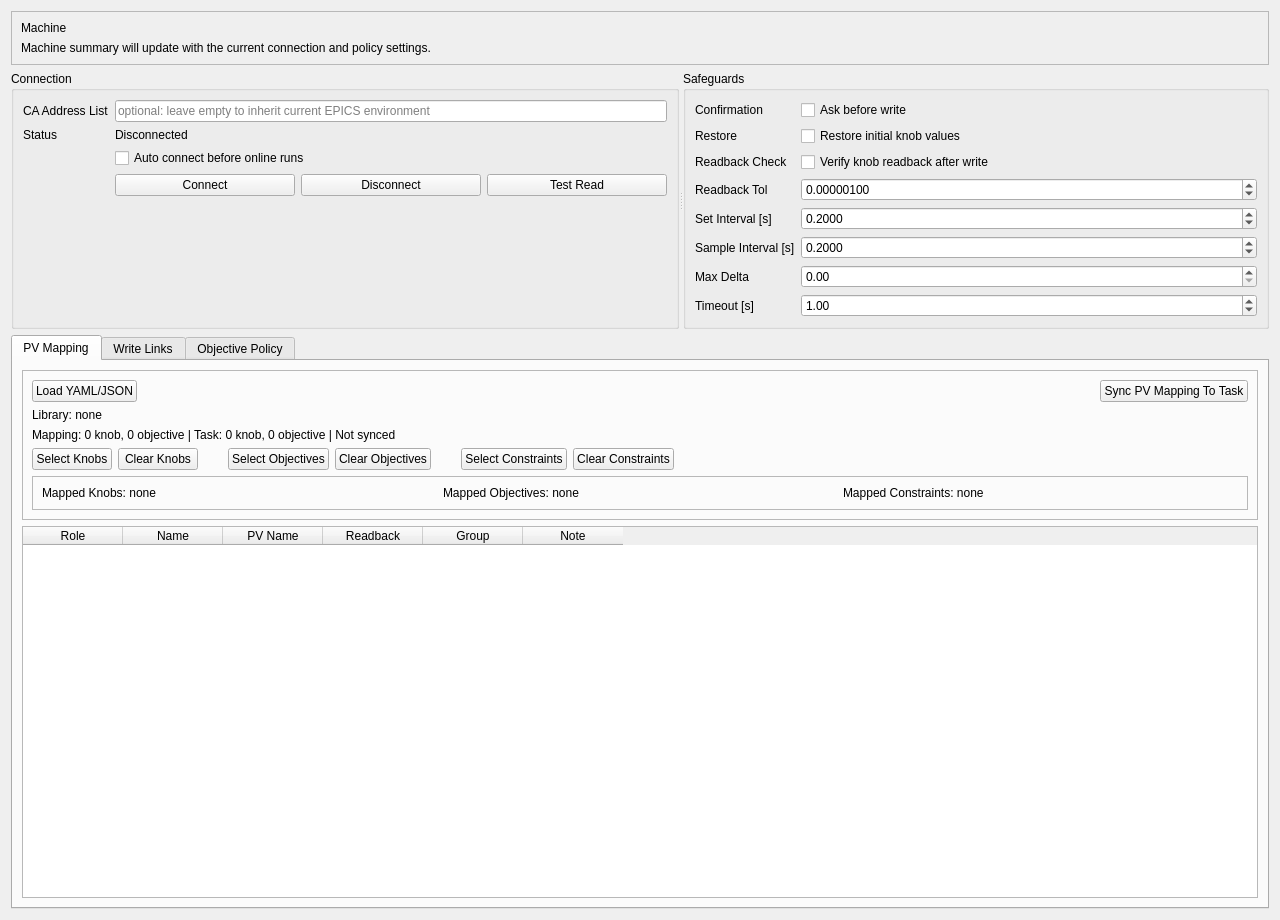
The window that src/gotacc/gui/ui/page_machine.ui (ustc-zhr/GOTAcc) describes before a commit, drawn with Qt 5.
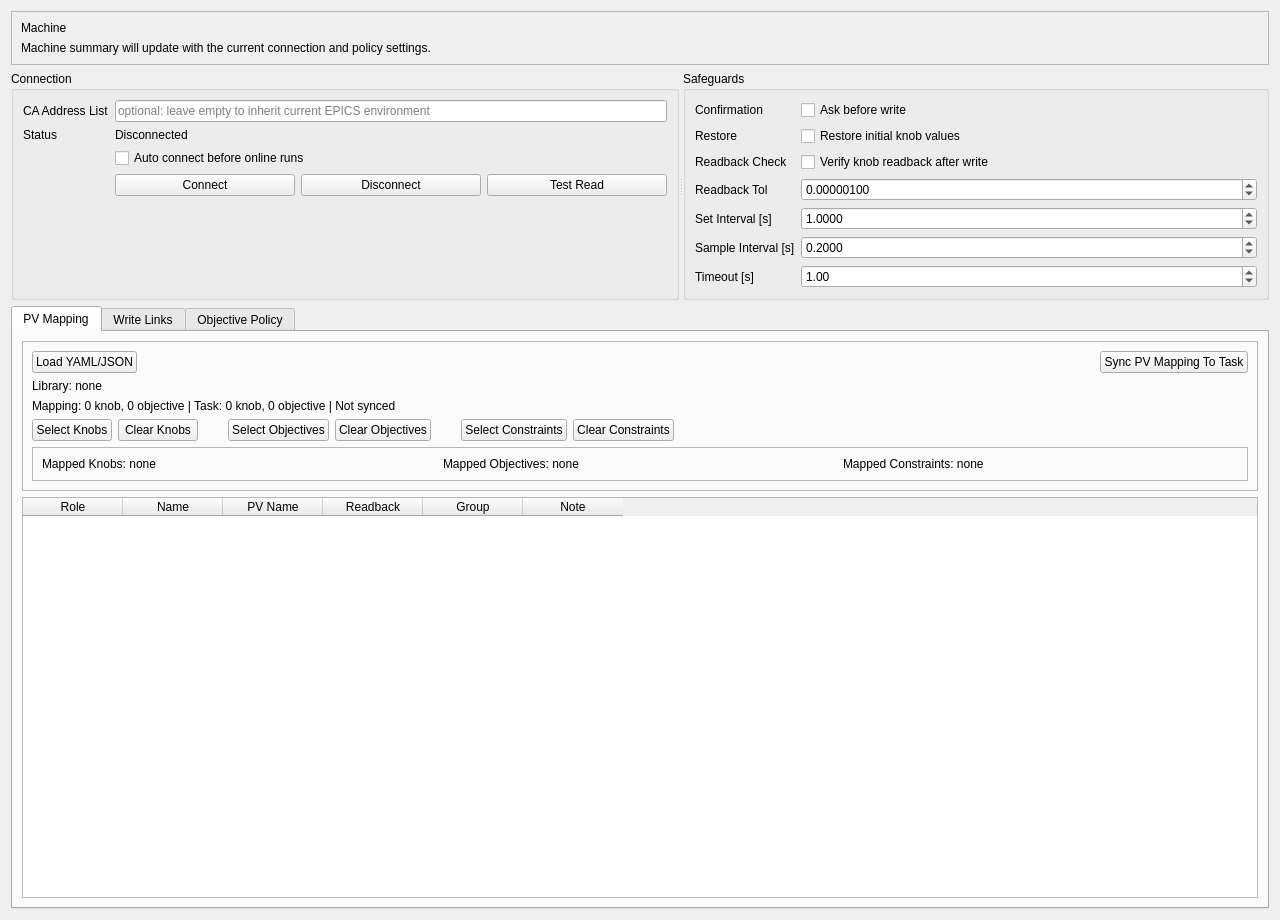
The same window after the commit.

Patch:
```diff
--- a/src/gotacc/gui/ui/page_machine.ui
+++ b/src/gotacc/gui/ui/page_machine.ui
@@ -73,11 +73,9 @@
          <item row="3" column="0"><widget class="QLabel" name="label_readbackTol"><property name="text"><string>Readback Tol</string></property></widget></item>
          <item row="3" column="1"><widget class="QDoubleSpinBox" name="doubleSpinBox_readbackTol"><property name="decimals"><number>8</number></property><property name="minimum"><double>0.000000000000000</double></property><property name="maximum"><double>999999999.000000000000000</double></property><property name="singleStep"><double>0.000001000000000</double></property><property name="value"><double>0.000001000000000</double></property></widget></item>
          <item row="4" column="0"><widget class="QLabel" name="label_setInterval"><property name="text"><string>Set Interval [s]</string></property></widget></item>
-         <item row="4" column="1"><widget class="QDoubleSpinBox" name="doubleSpinBox_setInterval"><property name="decimals"><number>4</number></property><property name="minimum"><double>0.000000000000000</double></property><property name="maximum"><double>999999999.000000000000000</double></property><property name="singleStep"><double>0.100000000000000</double></property><property name="value"><double>0.200000000000000</double></property></widget></item>
+         <item row="4" column="1"><widget class="QDoubleSpinBox" name="doubleSpinBox_setInterval"><property name="decimals"><number>4</number></property><property name="minimum"><double>0.000000000000000</double></property><property name="maximum"><double>999999999.000000000000000</double></property><property name="singleStep"><double>0.100000000000000</double></property><property name="value"><double>1.000000000000000</double></property></widget></item>
          <item row="5" column="0"><widget class="QLabel" name="label_sampleInterval"><property name="text"><string>Sample Interval [s]</string></property></widget></item>
          <item row="5" column="1"><widget class="QDoubleSpinBox" name="doubleSpinBox_sampleInterval"><property name="decimals"><number>4</number></property><property name="minimum"><double>0.000000000000000</double></property><property name="maximum"><double>999999999.000000000000000</double></property><property name="singleStep"><double>0.100000000000000</double></property><property name="value"><double>0.200000000000000</double></property></widget></item>
-         <item row="6" column="0"><widget class="QLabel" name="label_delta"><property name="text"><string>Max Delta</string></property></widget></item>
-         <item row="6" column="1"><widget class="QDoubleSpinBox" name="doubleSpinBox_delta"><property name="maximum"><double>999999999.000000000000000</double></property></widget></item>
          <item row="7" column="0"><widget class="QLabel" name="label_timeout"><property name="text"><string>Timeout [s]</string></property></widget></item>
          <item row="7" column="1"><widget class="QDoubleSpinBox" name="doubleSpinBox_timeout"><property name="maximum"><double>999999999.000000000000000</double></property><property name="value"><double>1.000000000000000</double></property></widget></item>
         </layout>
```
